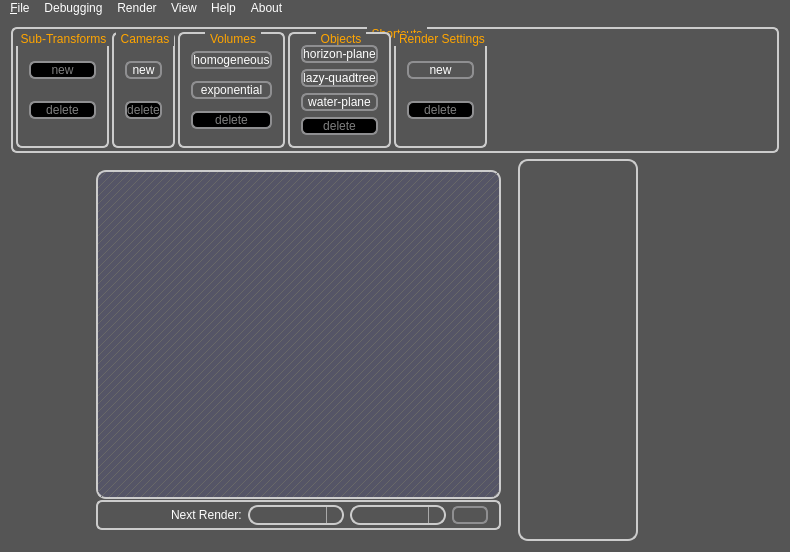
Above: qt-frontend/SimplexGui/mainwindow.ui from phresnel/picogen before the change. Below: the same form after it.
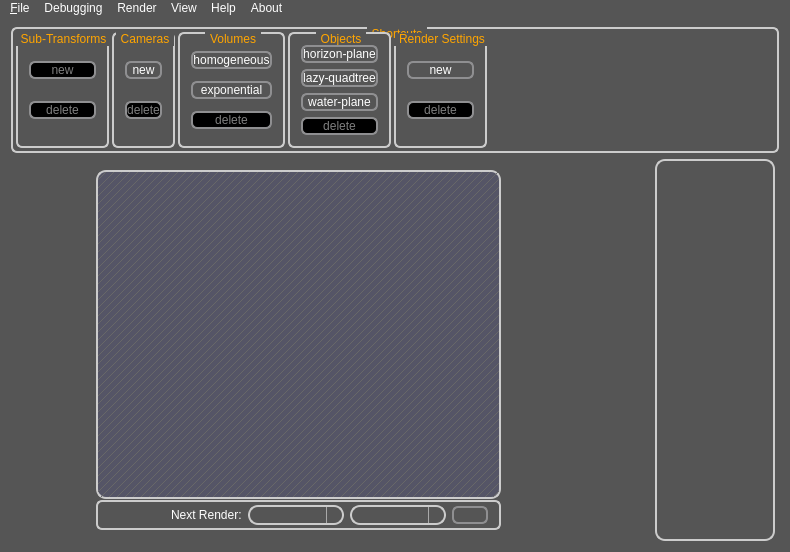
That is the form after the change. Icons and pictures are not drawn. Custom widgets are drawn as their Qt base class.

Commit message: fix order of widgets in splitter (by hand-tuning the form-xml file)

What changed in the file:
```diff
--- a/qt-frontend/SimplexGui/mainwindow.ui
+++ b/qt-frontend/SimplexGui/mainwindow.ui
@@ -596,49 +596,6 @@
         </item>
        </layout>
       </widget>
-      <widget class="QFrame" name="helpFrameOuter">
-       <property name="minimumSize">
-        <size>
-         <width>128</width>
-         <height>0</height>
-        </size>
-       </property>
-       <property name="frameShape">
-        <enum>QFrame::NoFrame</enum>
-       </property>
-       <property name="frameShadow">
-        <enum>QFrame::Raised</enum>
-       </property>
-       <layout class="QVBoxLayout" name="verticalLayout">
-        <property name="spacing">
-         <number>1</number>
-        </property>
-        <property name="leftMargin">
-         <number>4</number>
-        </property>
-        <property name="topMargin">
-         <number>0</number>
-        </property>
-        <property name="rightMargin">
-         <number>4</number>
-        </property>
-        <property name="bottomMargin">
-         <number>0</number>
-        </property>
-        <item>
-         <widget class="QFrame" name="helpFrame">
-          <layout class="QVBoxLayout" name="verticalLayout_4">
-           <property name="margin">
-            <number>0</number>
-           </property>
-           <item>
-            <widget class="PicohelpBrowser" name="picohelp" native="true"/>
-           </item>
-          </layout>
-         </widget>
-        </item>
-       </layout>
-      </widget>
       <widget class="QFrame" name="codeEditorFrameOuter">
        <property name="enabled">
         <bool>false</bool>
@@ -685,6 +642,49 @@
         </item>
        </layout>
       </widget>
+      <widget class="QFrame" name="helpFrameOuter">
+       <property name="minimumSize">
+        <size>
+         <width>128</width>
+         <height>0</height>
+        </size>
+       </property>
+       <property name="frameShape">
+        <enum>QFrame::NoFrame</enum>
+       </property>
+       <property name="frameShadow">
+        <enum>QFrame::Raised</enum>
+       </property>
+       <layout class="QVBoxLayout" name="verticalLayout">
+        <property name="spacing">
+         <number>1</number>
+        </property>
+        <property name="leftMargin">
+         <number>4</number>
+        </property>
+        <property name="topMargin">
+         <number>0</number>
+        </property>
+        <property name="rightMargin">
+         <number>4</number>
+        </property>
+        <property name="bottomMargin">
+         <number>0</number>
+        </property>
+        <item>
+         <widget class="QFrame" name="helpFrame">
+          <layout class="QVBoxLayout" name="verticalLayout_4">
+           <property name="margin">
+            <number>0</number>
+           </property>
+           <item>
+            <widget class="PicohelpBrowser" name="picohelp" native="true"/>
+           </item>
+          </layout>
+         </widget>
+        </item>
+       </layout>
+      </widget>
      </widget>
     </item>
    </layout>
```
Left out of the diff: 138 changed lines with no effect on the pictures.
